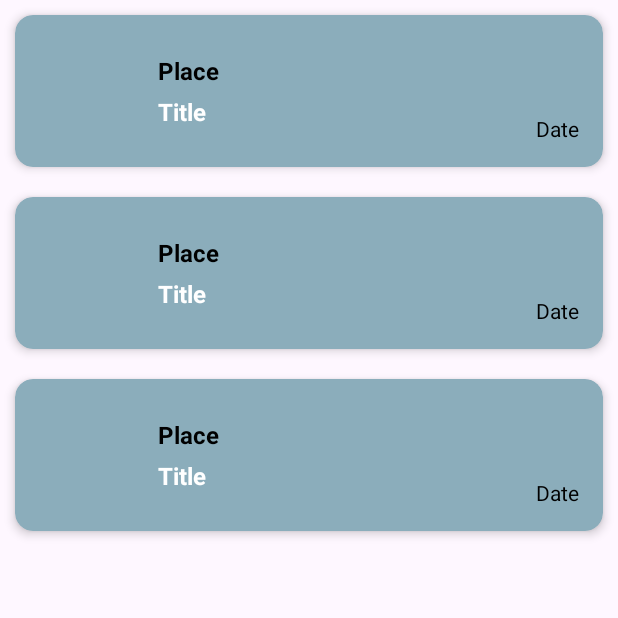
After one commit to afiqzak/AidFlow, an Android app: the fragment NewsView shown on its own in the app's theme, on a phone screen of 412 x 824 dp, the top half of it. The commit adds this screen. Run offline under Robolectric (Android 15) with nearby library versions, the phone set to English and light mode, and no system bars; 2 statements that could not run were skipped.

Commit message:
test new
# Conflicts:
#	app/build.gradle.kts
#	app/src/main/AndroidManifest.xml
#	app/src/main/res/values-night/themes.xml
#	app/src/main/res/values/colors.xml
#	app/src/main/res/values/strings.xml
#	app/src/main/res/values/themes.xml

```diff
--- a/app/build.gradle.kts
+++ b/app/build.gradle.kts
@@ -3,11 +3,11 @@ plugins {
 }
 
 android {
-    namespace = "com.example.newsawareness"
+    namespace = "com.example.newsmodule"
     compileSdk = 34
 
     defaultConfig {
-        applicationId = "com.example.newsawareness"
+        applicationId = "com.example.newsmodule"
         minSdk = 24
         targetSdk = 34
         versionCode = 1
--- a/app/src/main/AndroidManifest.xml
+++ b/app/src/main/AndroidManifest.xml
@@ -10,7 +10,7 @@
         android:label="@string/app_name"
         android:roundIcon="@mipmap/ic_launcher_round"
         android:supportsRtl="true"
-        android:theme="@style/Theme.NewsAwareness"
+        android:theme="@style/Theme.NewsModule"
         tools:targetApi="31">
         <activity
             android:name=".MainActivity"
--- /dev/null
+++ b/app/src/main/java/com/example/newsmodule/NewsAdapter.java
@@ -0,0 +1,61 @@
+package com.example.newsmodule;
+
+import android.content.Context;
+import android.view.LayoutInflater;
+import android.view.View;
+import android.view.ViewGroup;
+import android.widget.SeekBar;
+import android.widget.TextView;
+
+import androidx.annotation.NonNull;
+import androidx.recyclerview.widget.RecyclerView;
+
+import com.example.newsmodule.R;
+
+import java.util.List;
+
+public class NewsAdapter extends RecyclerView.Adapter<NewsAdapter.NewsViewHolder> {
+
+    private Context context;
+    private List<String> newsTitles,newsDesc,newsDate;
+
+    public NewsAdapter(Context context, List<String> newsTitles, List<String> newsDesc, List<String> newsDate) {
+        this.context = context;
+        this.newsTitles = newsTitles;
+        this.newsDesc = newsDesc;
+        this.newsDate = newsDate;
+    }
+
+    @NonNull
+    @Override
+    public NewsViewHolder onCreateViewHolder(@NonNull ViewGroup parent, int viewType) {
+        View view = LayoutInflater.from(context).inflate(R.layout.news_card, parent, false);
+        return new NewsViewHolder(view);
+    }
+
+    @Override
+    public int getItemCount() {
+        return newsTitles.size();
+    }
+
+    //onbind ni tak tau do semua sbb den yg buat saya copy je (tanya den)
+    @Override
+    public void onBindViewHolder(@NonNull NewsViewHolder holder, int position) {
+        String title = newsTitles.get(position);
+        holder.pendingTitle.setText(title);
+        holder.pendingPlace.setText("Place " + (position + 1)); // Example: Dynamically set the place
+    }
+
+
+    //ni class for recycle view so takyah kacau kot
+    public static class NewsViewHolder extends RecyclerView.ViewHolder {
+        TextView newsTitle, newsDesc, newsDate;
+
+        public NewsViewHolder(@NonNull View itemView) {
+            super(itemView);
+            newsTitle = itemView.findViewById(R.id.newsTitle);
+            newsDesc = itemView.findViewById(R.id.newsDesc);
+            newsDate = itemView.findViewById(R.id.newsDate);
+        }
+    }
+}
--- /dev/null
+++ b/app/src/main/java/com/example/newsmodule/NewsView.java
@@ -0,0 +1,89 @@
+package com.example.newsmodule;
+
+import android.os.Bundle;
+
+import androidx.annotation.NonNull;
+import androidx.annotation.Nullable;
+import androidx.fragment.app.Fragment;
+import androidx.recyclerview.widget.LinearLayoutManager;
+import androidx.recyclerview.widget.RecyclerView;
+
+import android.view.LayoutInflater;
+import android.view.View;
+import android.view.ViewGroup;
+
+import java.util.ArrayList;
+import java.util.List;
+
+/**
+ * A simple {@link Fragment} subclass.
+ * Use the {@link NewsView#newInstance} factory method to
+ * create an instance of this fragment.
+ */
+public class NewsView extends Fragment {
+
+    // TODO: Rename parameter arguments, choose names that match
+    // the fragment initialization parameters, e.g. ARG_ITEM_NUMBER
+    private static final String ARG_PARAM1 = "param1";
+    private static final String ARG_PARAM2 = "param2";
+
+    // TODO: Rename and change types of parameters
+    private String mParam1;
+    private String mParam2;
+
+    public NewsView() {
+        // Required empty public constructor
+    }
+
+    /**
+     * Use this factory method to create a new instance of
+     * this fragment using the provided parameters.
+     *
+     * @param param1 Parameter 1.
+     * @param param2 Parameter 2.
+     * @return A new instance of fragment NewsView.
+     */
+    // TODO: Rename and change types and number of parameters
+    public static NewsView newInstance(String param1, String param2) {
+        NewsView fragment = new NewsView();
+        Bundle args = new Bundle();
+        args.putString(ARG_PARAM1, param1);
+        args.putString(ARG_PARAM2, param2);
+        fragment.setArguments(args);
+        return fragment;
+    }
+
+    @Override
+    public void onCreate(Bundle savedInstanceState) {
+        super.onCreate(savedInstanceState);
+        if (getArguments() != null) {
+            mParam1 = getArguments().getString(ARG_PARAM1);
+            mParam2 = getArguments().getString(ARG_PARAM2);
+        }
+    }
+
+    private RecyclerView recyclerView;
+    private NewsAdapter adapter;
+    private List<String> newsTitles, newsDesc, newsDate;
+
+    @Nullable
+    @Override
+    public View onCreateView(@NonNull LayoutInflater inflater, @Nullable ViewGroup container, @Nullable Bundle savedInstanceState) {
+        View view = inflater.inflate(R.layout.fragment_news_view, container, false);
+
+        recyclerView = view.findViewById(R.id.newsList);
+
+        // Sample data
+        newsTitles = new ArrayList<>();
+        newsTitles.add("News 1");
+        newsTitles.add("News 2");
+        newsTitles.add("News 3");
+
+        // takyah kacau
+        adapter = new NewsAdapter(getContext(), newsTitles, newsDesc, newsDate);
+        recyclerView.setLayoutManager(new LinearLayoutManager(getContext()));
+        recyclerView.setAdapter(adapter);
+
+        return view;
+    }
+}
--- /dev/null
+++ b/app/src/main/res/layout/fragment_news_view.xml
@@ -0,0 +1,14 @@
+<?xml version="1.0" encoding="utf-8"?>
+<FrameLayout xmlns:android="http://schemas.android.com/apk/res/android"
+    xmlns:app="http://schemas.android.com/apk/res-auto"
+    xmlns:tools="http://schemas.android.com/tools"
+    android:layout_width="match_parent"
+    android:layout_height="match_parent"
+    tools:context=".NewsView">
+
+    <androidx.recyclerview.widget.RecyclerView
+        android:id="@+id/newsList"
+        android:layout_width="match_parent"
+        android:layout_height="match_parent"
+        tools:listitem="@layout/news_card"/>
+</FrameLayout>
--- /dev/null
+++ b/app/src/main/res/layout/news_card.xml
@@ -0,0 +1,65 @@
+<?xml version="1.0" encoding="utf-8"?>
+<androidx.cardview.widget.CardView
+    xmlns:android="http://schemas.android.com/apk/res/android"
+    xmlns:app="http://schemas.android.com/apk/res-auto"
+    android:layout_width="match_parent"
+    android:layout_height="wrap_content"
+    android:layout_margin="10dp"
+    app:cardBackgroundColor="@color/navy_blue"
+    app:cardCornerRadius="12dp"
+    app:cardElevation="4dp">
+
+    <LinearLayout
+        android:layout_width="match_parent"
+        android:layout_height="wrap_content"
+        android:orientation="horizontal"
+        android:padding="16dp">
+
+        <!-- Image -->
+        <ImageView
+            android:layout_width="63dp"
+            android:layout_height="66dp"
+            android:layout_gravity="center">
+        </ImageView>
+
+        <!-- Text Layout -->
+        <LinearLayout
+            android:layout_width="299dp"
+            android:layout_height="66dp"
+            android:layout_weight="1"
+            android:orientation="vertical"
+            android:paddingStart="16dp">
+
+            <TextView
+                android:id="@+id/newsTitle"
+                android:layout_width="263dp"
+                android:layout_height="wrap_content"
+                android:text="Place"
+                android:layout_marginTop="10dp"
+                android:textColor="@color/black"
+                android:textSize="16sp"
+                android:textStyle="bold" />
+
+            <TextView
+                android:id="@+id/newsDesc"
+                android:layout_width="263dp"
+                android:layout_height="wrap_content"
+                android:text="Title"
+                android:layout_marginTop="5dp"
+                android:layout_marginBottom="5dp"
+                android:textColor="@color/white"
+                android:textSize="16sp"
+                android:textStyle="bold" />
+        </LinearLayout>
+
+        <TextView
+            android:id="@+id/newsDate"
+            android:layout_width="wrap_content"
+            android:layout_height="wrap_content"
+            android:textColor="@color/black"
+            android:layout_marginTop="50dp"
+            android:text="Date" />
+
+    </LinearLayout>
+
+</androidx.cardview.widget.CardView>
--- a/app/src/main/res/values-night/themes.xml
+++ b/app/src/main/res/values-night/themes.xml
@@ -1,6 +1,6 @@
 <resources xmlns:tools="http://schemas.android.com/tools">
     <!-- Base application theme. -->
-    <style name="Base.Theme.NewsAwareness" parent="Theme.Material3.DayNight.NoActionBar">
+    <style name="Base.Theme.NewsModule" parent="Theme.Material3.DayNight.NoActionBar">
         <!-- Customize your dark theme here. -->
         <!-- <item name="colorPrimary">@color/my_dark_primary</item> -->
     </style>
--- a/app/src/main/res/values/colors.xml
+++ b/app/src/main/res/values/colors.xml
@@ -2,4 +2,9 @@
 <resources>
     <color name="black">#FF000000</color>
     <color name="white">#FFFFFFFF</color>
+    <color name="vibrant_blue">#5DCCFC</color>
+    <color name="light_blue">#B2E8FF</color>
+    <color name="navy_blue">#8BADBB</color>
+    <color name="really_light_blue">#EAF8FE</color>
+    <color name="dark_blue">#1D2388</color>
 </resources>
--- a/app/src/main/res/values/strings.xml
+++ b/app/src/main/res/values/strings.xml
@@ -1,3 +1,5 @@
 <resources>
-    <string name="app_name">NewsAwareness</string>
+    <string name="app_name">NewsModule</string>
+    <!-- TODO: Remove or change this placeholder text -->
+    <string name="hello_blank_fragment">Hello blank fragment</string>
 </resources>
--- a/app/src/main/res/values/themes.xml
+++ b/app/src/main/res/values/themes.xml
@@ -1,9 +1,9 @@
 <resources xmlns:tools="http://schemas.android.com/tools">
     <!-- Base application theme. -->
-    <style name="Base.Theme.NewsAwareness" parent="Theme.Material3.DayNight.NoActionBar">
+    <style name="Base.Theme.NewsModule" parent="Theme.Material3.DayNight.NoActionBar">
         <!-- Customize your light theme here. -->
         <!-- <item name="colorPrimary">@color/my_light_primary</item> -->
     </style>
 
-    <style name="Theme.NewsAwareness" parent="Base.Theme.NewsAwareness" />
+    <style name="Theme.NewsModule" parent="Base.Theme.NewsModule" />
 </resources>
--- /dev/null
+++ b/build.gradle.kts
@@ -0,0 +1,4 @@
+// Top-level build file where you can add configuration options common to all sub-projects/modules.
+plugins {
+    alias(libs.plugins.android.application) apply false
+}
```
Also changed, not shown: app/src/main/java/com/example/newsmodule/MainActivity.java (added, +20 -0 lines), gradle.properties (added, +21 -0 lines), gradle/libs.versions.toml (added, +21 -0 lines), settings.gradle.kts (added, +23 -0 lines), gradle/wrapper/gradle-wrapper.properties (added), 6 other files.
